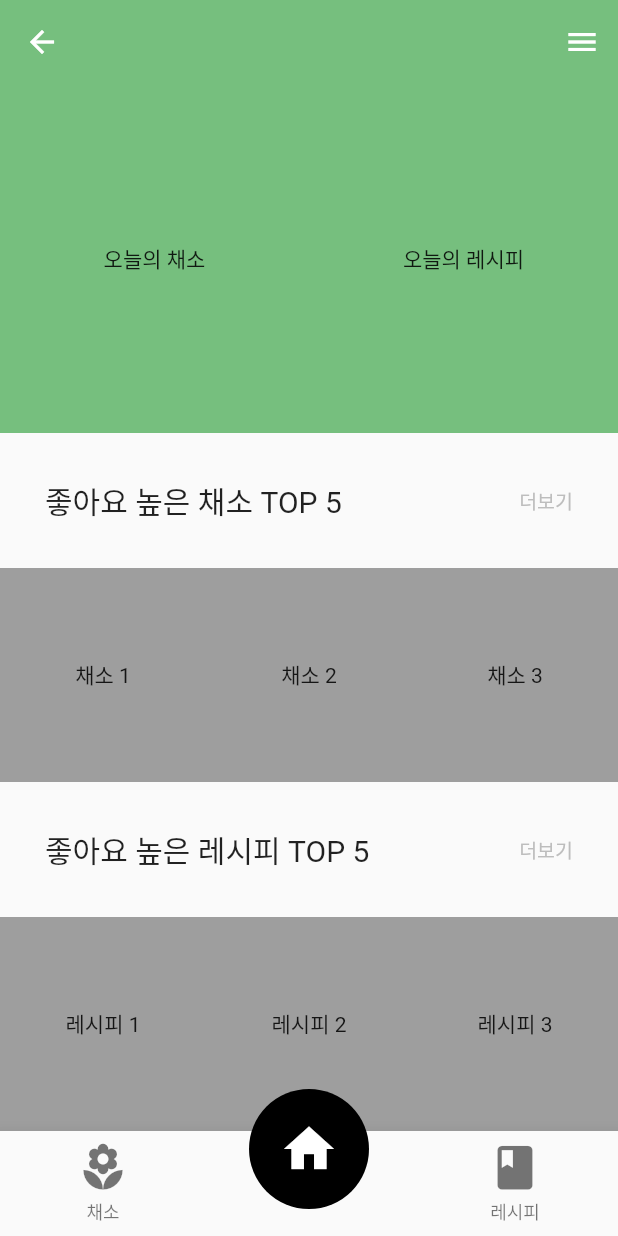
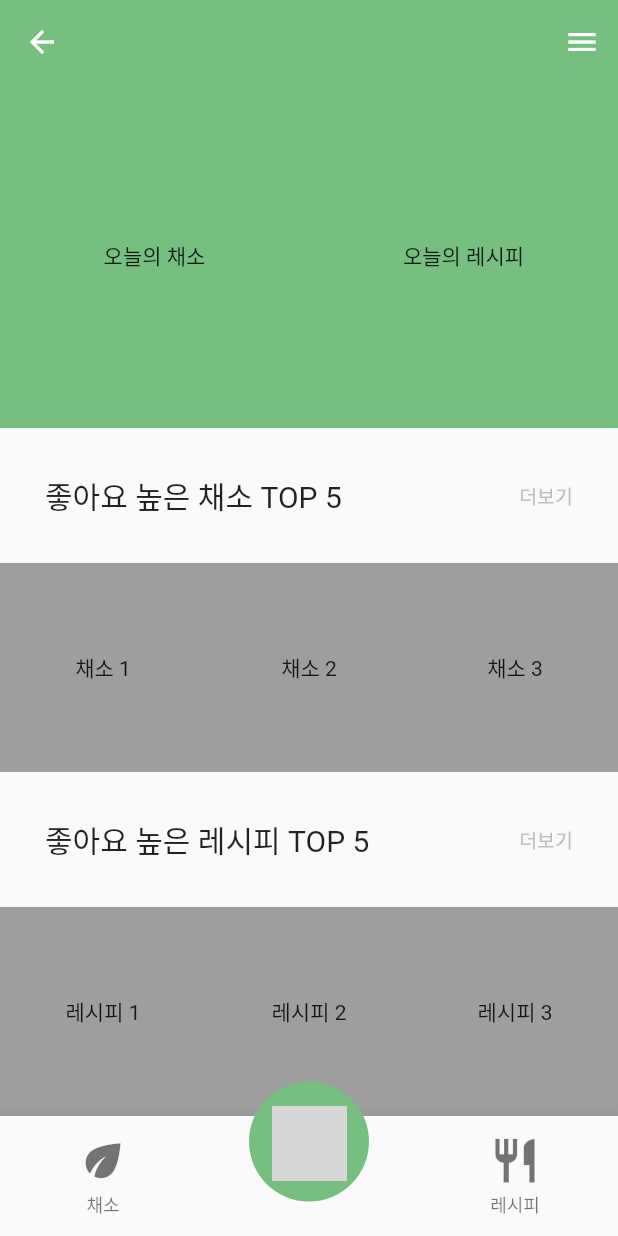
Before and after one commit to CSID-DGU/2023-02-CECD2-5, a Flutter app: the MainPage screen opened directly, on a phone screen of 412 x 824 dp. Run offline on Flutter 3.47's test engine with Material 2 defaults, Android fonts, the phone set to English and light mode, and no system bars; our stand-ins replace firebase_core, firebase_messaging, fl_chart, flutter_local_notifications, permission_handler; missing offline and left inert: flutter_email_sender, kakao_flutter_sdk_user; accounts and stored records are empty; Roboto replaces fonts that are missing (SOYO_Maple_Bold, SOYO_Maple_Regular); grey boxes are pictures that could not be loaded.

Commit message:
feat: 하단바 아이콘 변경

```diff
--- a/Front-End/vegetable/lib/underbar.dart
+++ b/Front-End/vegetable/lib/underbar.dart
@@ -14,42 +14,56 @@ class CustomBottomBar extends StatelessWidget {
 
   @override
   Widget build(BuildContext context) {
-    return BottomNavigationBar(
-      selectedItemColor: Colors.green[700],
-      elevation: 10,
+    return Container(
+      decoration: BoxDecoration(
+        boxShadow: [
+          BoxShadow(
+            color: Colors.black ,
+            spreadRadius: 1,
+            blurRadius: 1,
+            offset: Offset(0, 3), // 그림자의 위치 (수직으로 3만큼 아래로)
+          ),
+        ],
+      ),
+      child: BottomNavigationBar(
+        selectedItemColor: Color.fromARGB(255, 118, 191, 126),
+        elevation: 10, // 하단바의 그림자 높이 조절
         items: [
           BottomNavigationBarItem(
-          icon: Icon(Icons.local_florist, size: 35),
+            icon: Icon(Icons.eco, size: 35),
             label: '채소',
-
           ),
           BottomNavigationBarItem(
             icon: Stack(
-            alignment: Alignment.center, // 중앙 정렬을 기본으로 설정
-            clipBehavior: Clip.none, // 자식이 경계를 넘어 표시되도록 허용
+              alignment: Alignment.center,
+              clipBehavior: Clip.none,
               children: [
                 Positioned(
-                top: -35, // 원의 위치를 적절히 조정
+                  top: -30,
                   child: Container(
-                  height: 80, // 원의 크기
-                  width: 80, // 원의 너비
+                    height: 80,
+                    width: 80,
                     decoration: BoxDecoration(
                       shape: BoxShape.circle,
-                    color: Colors.black,
+                      color: Color.fromARGB(255, 118, 191, 126),
                     ),
                   ),
                 ),
                 Transform.translate(
-                offset: Offset(0, -15), // 아이콘의 상단 패딩을 적용해 위치를 위로 조정
-                child: Icon(Icons.home, size: 40, color: Colors.white),
+                  offset: Offset(0, -14),
+                  child: Image.asset(
+                    'assets/images/home.png',
+                    height: 50,
+                    width: 50,
+                    color: Colors.white,
+                  ),
                 ),
               ],
             ),
             label: '',
           ),
-
           BottomNavigationBarItem(
-          icon: Icon(Icons.book, size: 35),
+            icon: Icon(Icons.restaurant, size: 35),
             label: '레시피',
           ),
         ],
@@ -69,7 +83,8 @@ class CustomBottomBar extends StatelessWidget {
               Navigator.push(context, MaterialPageRoute(builder: (context) => RecipePage()));
               break;
           }
-      }
+        },
+      ),
     );
   }
 }
```
Lines whose indentation alone changed are shown as unchanged.
